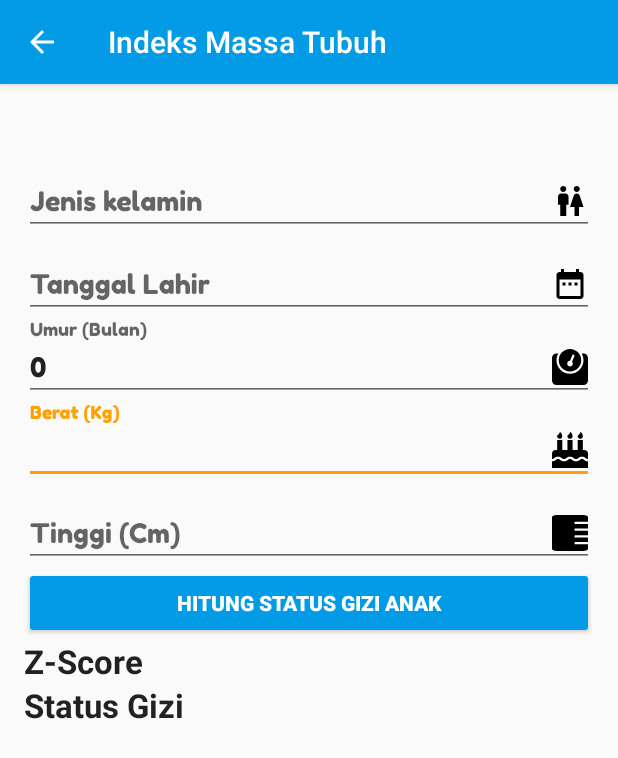
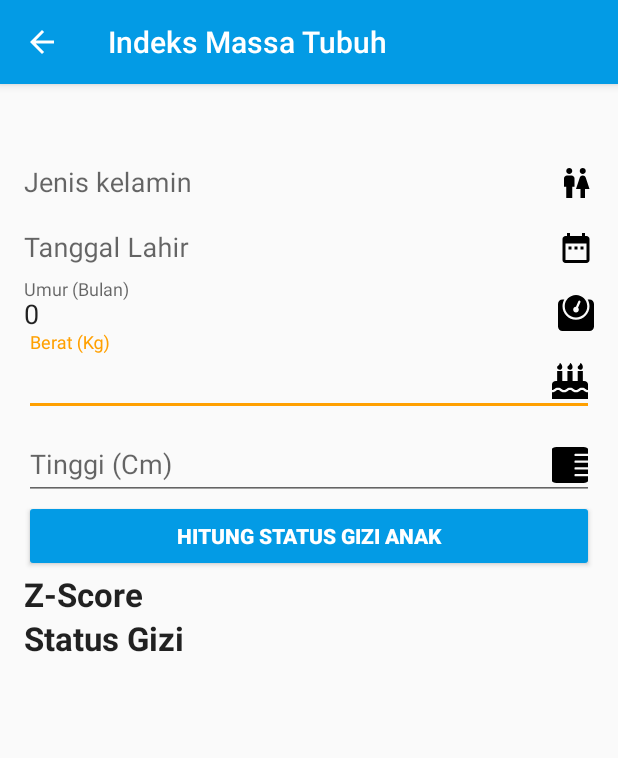
Before and after one commit to MiddleKerb/StatusGizi, an Android app: the IMTUCount screen opened directly, with no data from a screen before it, on a phone screen of 412 x 824 dp. Shown: the top 758 px of the screen. Run offline under Robolectric (Android 15) with nearby library versions, the phone set to English and light mode, and no system bars; our stand-ins replace Firebase (no records; nobody signed in at launch, a user with empty details on screens opened directly); 4 statements that could not run were skipped.

Commit message:
Change gizi count UI

```diff
--- a/app/src/main/res/layout/activity_count_imtu.xml
+++ b/app/src/main/res/layout/activity_count_imtu.xml
@@ -15,6 +15,7 @@
         android:id="@+id/textViewNameCountIMTU"
         android:layout_width="match_parent"
         android:layout_height="wrap_content"
+        android:fontFamily="@font/fredoka_regular"
         android:gravity="center"
         android:textAppearance="@style/Base.TextAppearance.AppCompat.Large" />
 
@@ -26,28 +27,29 @@
             android:id="@+id/ChildGenderCountIMTU"
             android:layout_width="match_parent"
             android:layout_height="wrap_content"
+            android:background="@android:color/transparent"
             android:cursorVisible="false"
             android:drawableEnd="@drawable/ic_wc_black_24dp"
             android:focusable="false"
             android:focusableInTouchMode="false"
-            android:fontFamily="@font/fredoka_regular"
             android:hint="Jenis kelamin"
             android:inputType="none" />
     </android.support.design.widget.TextInputLayout>
 
     <android.support.design.widget.TextInputLayout
         android:layout_width="match_parent"
-        android:layout_height="wrap_content">
+        android:layout_height="wrap_content"
+        android:layout_marginTop="@dimen/activity_small_margin">
 
         <EditText
             android:id="@+id/ChildDateCountIMTU"
             android:layout_width="match_parent"
             android:layout_height="wrap_content"
+            android:background="@android:color/transparent"
             android:cursorVisible="false"
             android:drawableEnd="@drawable/ic_date_range_black_24dp"
             android:focusable="false"
             android:focusableInTouchMode="false"
-            android:fontFamily="@font/fredoka_regular"
             android:hint="Tanggal Lahir"
             android:inputType="none"
             tools:ignore="TextFields" />
@@ -56,17 +58,18 @@
     <android.support.design.widget.TextInputLayout
         android:id="@+id/AgeFieldIMTU"
         android:layout_width="match_parent"
-        android:layout_height="wrap_content">
+        android:layout_height="wrap_content"
+        android:layout_marginTop="@dimen/activity_small_margin">
 
         <EditText
             android:id="@+id/ChildMonthCountIMTU"
             android:layout_width="match_parent"
             android:layout_height="wrap_content"
+            android:background="@android:color/transparent"
             android:cursorVisible="false"
             android:drawableEnd="@drawable/ic_weight_solid_black"
             android:focusable="false"
             android:focusableInTouchMode="false"
-            android:fontFamily="@font/fredoka_regular"
             android:hint="Umur (Bulan)"
             android:inputType="none" />
     </android.support.design.widget.TextInputLayout>
@@ -81,7 +84,6 @@
             android:layout_width="match_parent"
             android:layout_height="wrap_content"
             android:drawableEnd="@drawable/ic_birthday_cake_solid_black"
-            android:fontFamily="@font/fredoka_regular"
             android:hint="Berat (Kg)"
             android:inputType="numberDecimal" />
     </android.support.design.widget.TextInputLayout>
@@ -96,7 +98,6 @@
             android:layout_width="match_parent"
             android:layout_height="wrap_content"
             android:drawableEnd="@drawable/ic_ruler_vertical_solid_black"
-            android:fontFamily="@font/fredoka_regular"
             android:hint="Tinggi (Cm)"
             android:inputType="numberDecimal" />
     </android.support.design.widget.TextInputLayout>
```
Also changed, not shown: app/src/main/res/layout/activity_count_bbtb.xml (+7 -7 lines), app/src/main/res/layout/activity_count_bbu.xml (+9 -6 lines), app/src/main/res/layout/activity_count_tbu.xml (+9 -6 lines).
